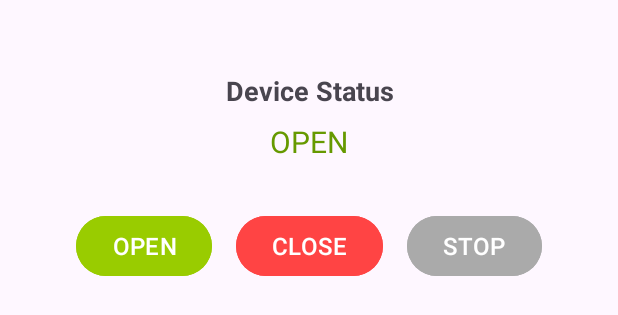
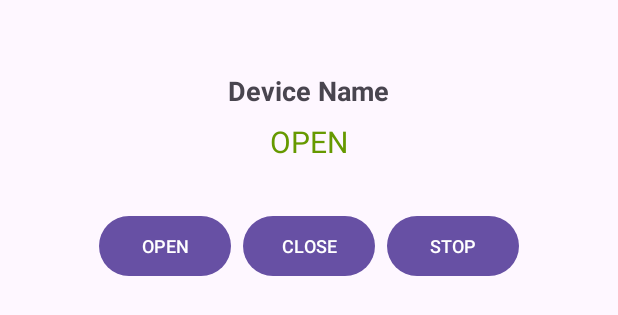
Before and after one commit to aa14728/PolyHome, an Android app: the layout device_list_item.xml on its own in the app's theme, with its tools: preview values and no code run, on a phone screen of 412 x 824 dp. Shown: the top 315 px of the screen. Run offline under Robolectric (Android 15) with nearby library versions, the phone set to English and light mode, and no system bars; network calls fail.

Commit message:
home-in-progress

```diff
--- /dev/null
+++ b/app/src/main/java/com/albert/polyhome/CommandData.kt
@@ -0,0 +1,5 @@
+package com.albert.polyhome
+
+data class CommandData(
+    val command: String,
+)
--- a/app/src/main/java/com/albert/polyhome/DeviceData.kt
+++ b/app/src/main/java/com/albert/polyhome/DeviceData.kt
@@ -14,8 +14,3 @@ data class DeviceData(
 data class DeviceList(
     val devices: ArrayList<DeviceData>?
 )
-enum class DeviceCategories(val category: String){
-    SHUTTER("Shutter"),
-    GARAGE("Garage"),
-    LIGHT("Light")
-}
--- a/app/src/main/res/layout/device_list_item.xml
+++ b/app/src/main/res/layout/device_list_item.xml
@@ -23,14 +23,14 @@
             android:layout_height="wrap_content"
             android:layout_marginBottom="8dp"
             android:gravity="center"
-            android:text="Device Status"
+            android:text="Device Name"
             android:textAlignment="center"
             android:textSize="18sp"
             android:textStyle="bold" />
 
         <!-- Status TextView (display current status: OPEN, CLOSE, STOP) -->
         <TextView
-            android:id="@+id/statusText"
+            android:id="@+id/deviceStatut"
             android:layout_width="wrap_content"
             android:layout_height="wrap_content"
             android:layout_marginBottom="32dp"
@@ -47,37 +47,48 @@
             android:gravity="center"
             android:orientation="horizontal">
 
-            <!-- Bouton Open -->
             <Button
-                android:id="@+id/action"
+                android:id="@+id/btnOpen"
                 android:layout_width="wrap_content"
                 android:layout_height="wrap_content"
-                android:layout_marginEnd="16dp"
-                android:backgroundTint="@android:color/holo_green_light"
-                android:onClick="openAction"
+                android:layout_marginEnd="8dp"
                 android:text="OPEN"
-                android:textSize="16sp" />
+                android:textSize="12sp" />
 
-            <!-- Bouton Close -->
             <Button
-                android:id="@+id/button"
+                android:id="@+id/btnClose"
                 android:layout_width="wrap_content"
                 android:layout_height="wrap_content"
-                android:layout_marginEnd="16dp"
-                android:backgroundTint="@android:color/holo_red_light"
-                android:onClick="closeAction"
+                android:layout_marginEnd="8dp"
                 android:text="CLOSE"
-                android:textSize="16sp" />
+                android:textSize="12sp" />
 
-            <!-- Bouton Stop -->
             <Button
-                android:id="@+id/button2"
+                android:id="@+id/btnStop"
                 android:layout_width="wrap_content"
                 android:layout_height="wrap_content"
-                android:backgroundTint="@android:color/darker_gray"
-                android:onClick="stopAction"
                 android:text="STOP"
-                android:textSize="16sp" />
+                android:textSize="12sp" />
+
+            <Button
+                android:id="@+id/btnTurnOn"
+                android:layout_width="wrap_content"
+                android:layout_height="wrap_content"
+                android:text="TURN ON"
+                android:layout_marginEnd="8dp"
+                android:textSize="12sp"
+                android:visibility="gone" />
+
+            <Button
+                android:id="@+id/btnTurnOff"
+                android:layout_width="wrap_content"
+                android:layout_height="wrap_content"
+                android:text="TURN OFF"
+                android:layout_marginEnd="8dp"
+                android:textSize="12sp"
+                android:visibility="gone" />
+
+
         </LinearLayout>
 
     </LinearLayout>
```
Also changed, not shown: app/src/main/java/com/albert/polyhome/DeviceAdapter.kt (+48 -7 lines), app/src/main/java/com/albert/polyhome/HouseActivity.kt (+131 -181 lines), app/src/main/res/layout/activity_login.xml (+1 -12 lines), app/src/main/res/layout/test.xml (+44 -1 lines).
